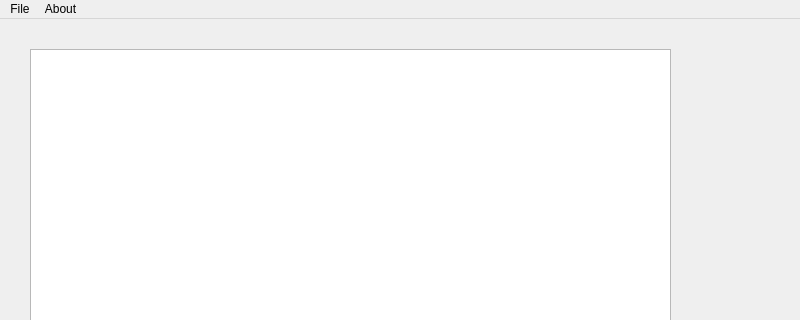
Above: mainwindow.ui from dborysiuk0/TextPro before the change; both pictures show x 0 to 800 and y 0 to 320 of the 800 by 557 pixel window. Below: the same form after it.
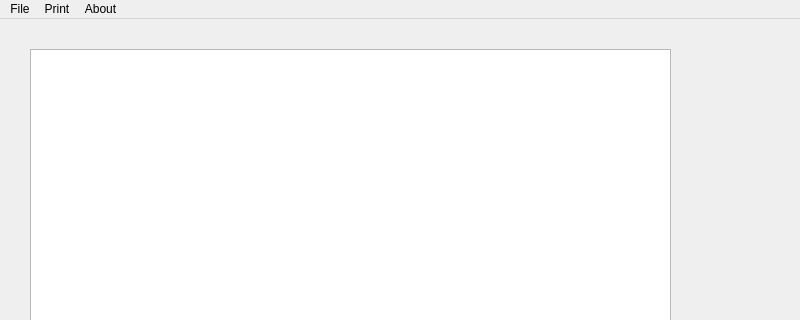
That is the form after the change.

```diff
--- a/mainwindow.ui
+++ b/mainwindow.ui
@@ -56,7 +56,14 @@
      <string>About</string>
     </property>
    </widget>
+   <widget class="QMenu" name="menuPrint">
+    <property name="title">
+     <string>Print</string>
+    </property>
+    <addaction name="actionPrint"/>
+   </widget>
    <addaction name="menuFile"/>
+   <addaction name="menuPrint"/>
    <addaction name="menuAbout"/>
   </widget>
   <widget class="QStatusBar" name="statusbar"/>
```
Left out of the diff: 5 changed lines with no effect on the pictures.
